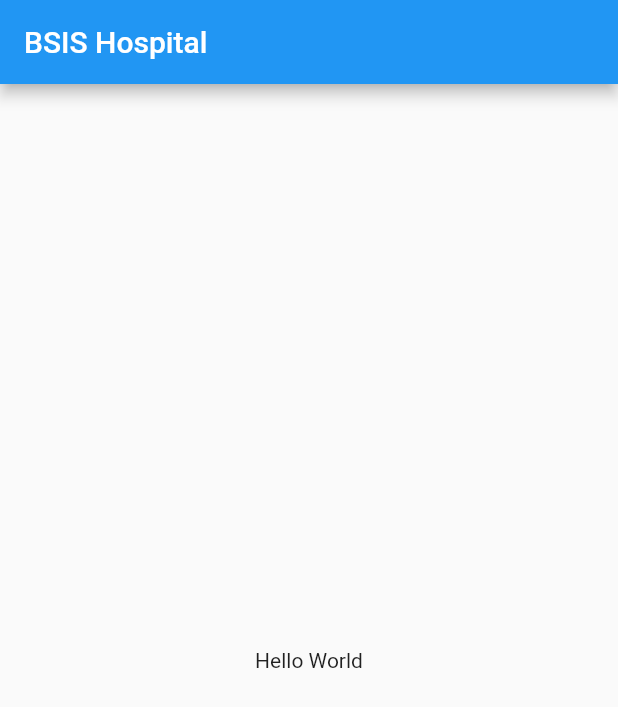
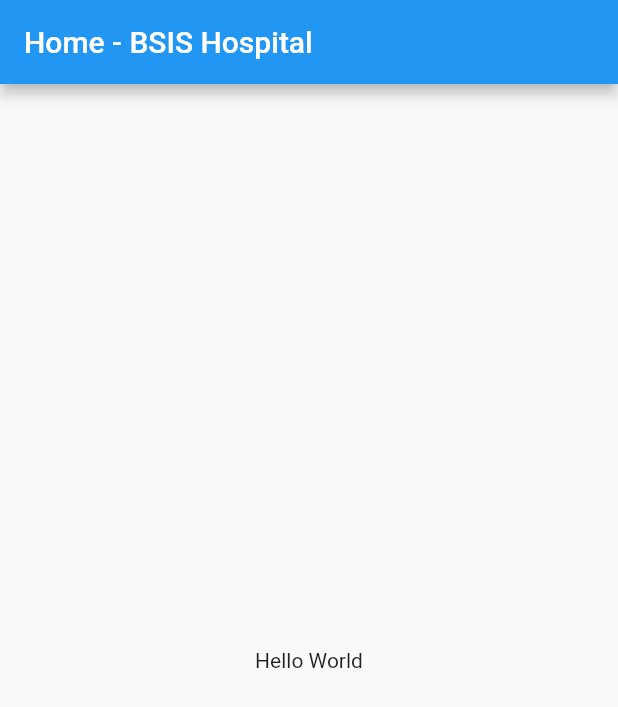
Before and after one commit to mubarakadem/bsis-hospital, a Flutter app: the screen it shows after launch, on a phone screen of 412 x 824 dp. Shown: the top 707 px of the screen. Run offline on Flutter 3.47's test engine with Material 2 defaults, Android fonts, the light colour scheme and no system bars; our stand-ins replace go_router.

Commit message:
home screen added and go_router configured

```diff
--- /dev/null
+++ b/lib/home/home.dart
@@ -0,0 +1,17 @@
+import 'package:flutter/material.dart';
+
+class HomeScreen extends StatelessWidget {
+  const HomeScreen({Key? key}) : super(key: key);
+
+  @override
+  Widget build(BuildContext context) {
+    return Scaffold(
+      appBar: AppBar(
+        title: const Text("Home - BSIS Hospital"),
+      ),
+      body: const Center(
+        child: Text("Hello World"),
+      ),
+    );
+  }
+}
--- a/lib/main.dart
+++ b/lib/main.dart
@@ -1,4 +1,5 @@
 import 'package:flutter/material.dart';
+import 'navigation/go_router.dart';
 
 void main() {
   runApp(const MyApp());
@@ -9,25 +10,14 @@ class MyApp extends StatelessWidget {
 
   @override
   Widget build(BuildContext context) {
-    return MaterialApp(
-        title: 'Flutter Demo',
-        theme: ThemeData(
-          primarySwatch: Colors.blue,
-        ),
-        home: Scaffold(
-          appBar: AppBar(
-            title: const Text("BSIS Hospital"),
-          ),
-          body: Center(
-            // Center is a layout widget. It takes a single child and positions it
-            // in the middle of the parent.
-            child: Column(
-              mainAxisAlignment: MainAxisAlignment.center,
-              children: const [
-                Text('Hello World')
-              ],
-            ),
-          ),
-        ));
+    return MaterialApp.router(
+      routerDelegate: router.routerDelegate,
+      routeInformationParser: router.routeInformationParser,
+      routeInformationProvider: router.routeInformationProvider,
+      title: "BSIS Hospital",
+      theme: ThemeData(
+        primaryColor: Colors.green
+      ),
+    );
   }
 }
--- a/lib/navigtion/go_router.dart
+++ b/lib/navigation/go_router.dart
@@ -1,5 +1,7 @@
 import 'package:flutter/material.dart';
 import 'package:go_router/go_router.dart';
+
+import '../home/home.dart';
 
 final GoRouter router = GoRouter(routes: [
   GoRoute(path: "/", builder: (BuildContext context, GoRouterState state) => HomeScreen())
```
